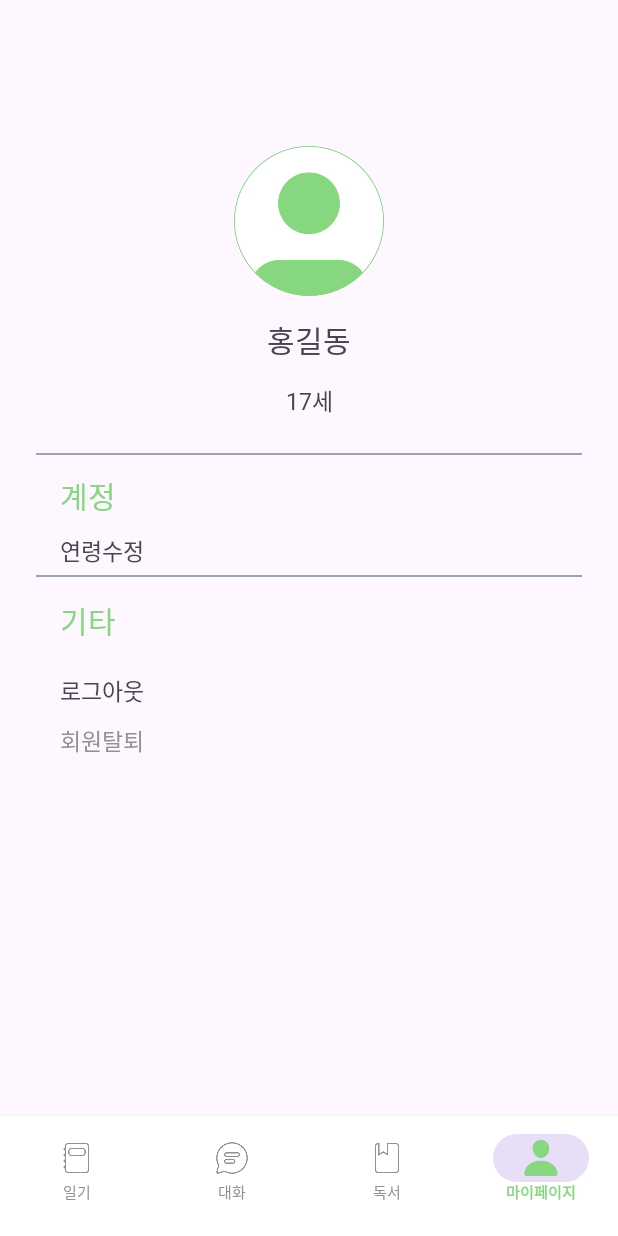
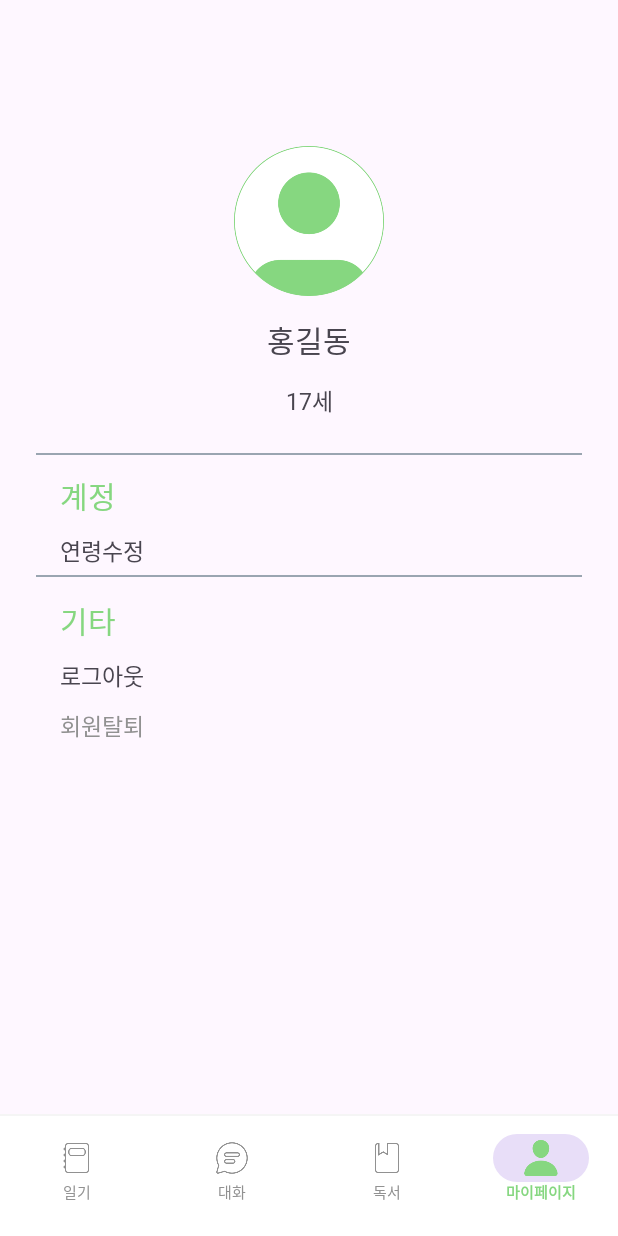
Before and after one commit to Beyond-B/Beyond-B-Front, an Android app: the screen it shows after launch (MainActivity), item 4 of the bottom bar chosen, on a phone screen of 412 x 824 dp. Run offline under Robolectric (Android 15) with nearby library versions, the phone set to English and light mode, and no system bars.

Commit message:
[Feat] marginTop 수정

```diff
--- a/app/src/main/res/layout/fragment_my_page.xml
+++ b/app/src/main/res/layout/fragment_my_page.xml
@@ -121,14 +121,13 @@
                 android:id="@+id/txLogoutDialog"
                 android:layout_width="match_parent"
                 android:layout_height="wrap_content"
-                android:layout_marginTop="10dp"
                 android:clickable="true"
                 android:focusable="true"
                 android:fontFamily="@font/pretendard_regular"
+                android:onClick="onLogoutClick"
                 android:paddingTop="10dp"
                 android:text="로그아웃"
-                android:textSize="15sp"
-                android:onClick="onLogoutClick"/>
+                android:textSize="15sp" />
 
             <TextView
                 android:id="@+id/txWithdrawalDialog"
```
